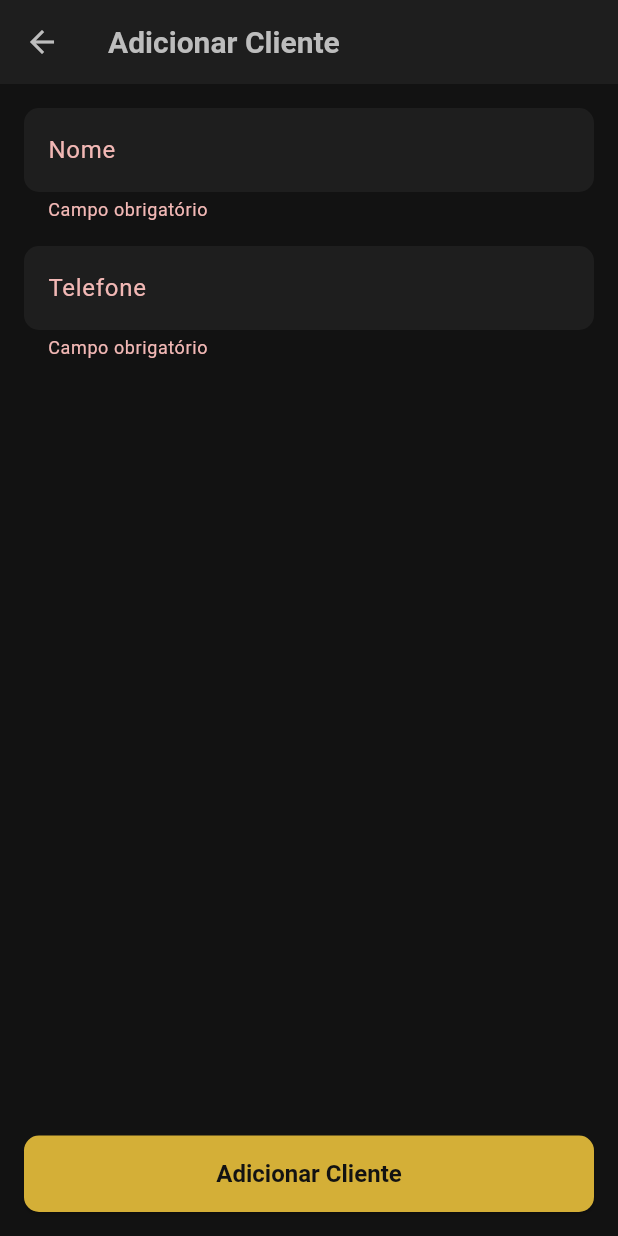
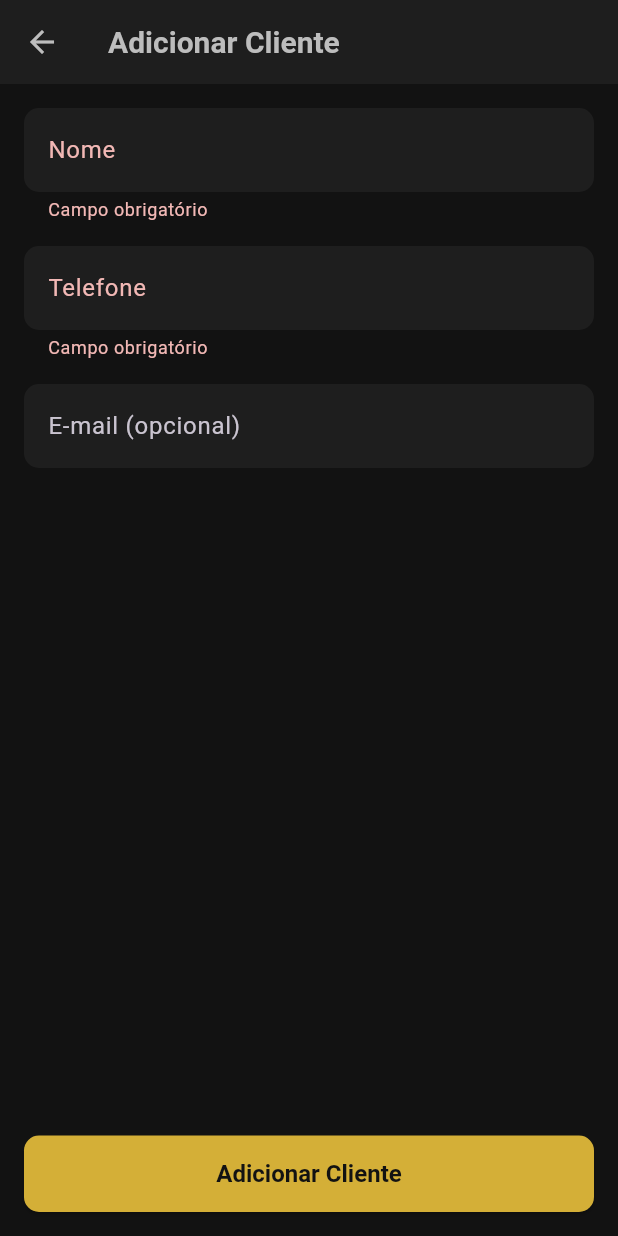
Before and after one commit to DiegoRodrigues1988/Estoque_Sal-o_de_Cabelo, a Flutter app: the AddEditClientePage screen opened directly, after a tap on "Adicionar Cliente", on a phone screen of 412 x 824 dp. Run offline on Flutter 3.47's test engine with Material 3 defaults, Android fonts, the phone set to English and light mode, and no system bars; our stand-ins replace hive, hive_flutter, table_calendar; accounts and stored records are empty.

Commit message:
tudo ok 01

```diff
--- a/lib/models/agendamento_model.dart
+++ b/lib/models/agendamento_model.dart
@@ -2,24 +2,29 @@ import 'package:hive/hive.dart';
 
 part 'agendamento_model.g.dart';
 
-@HiveType(typeId: 3) // Novo typeId, precisa ser único
+@HiveType(typeId: 3)
 class Agendamento extends HiveObject {
   @HiveField(0)
   String id;
 
   @HiveField(1)
-  String clienteId; // Para saber a qual cliente pertence
+  String clienteId;
 
   @HiveField(2)
   String clienteNome;
 
   @HiveField(3)
-  DateTime data; // Data e hora do agendamento
+  DateTime data;
+
+  // NOVO CAMPO DE STATUS
+  @HiveField(4)
+  String status; // 'agendado', 'concluido', 'cancelado'
 
   Agendamento({
     required this.id,
     required this.clienteId,
     required this.clienteNome,
     required this.data,
+    required this.status,
   });
 }
--- a/lib/models/cliente_model.dart
+++ b/lib/models/cliente_model.dart
@@ -13,13 +13,14 @@ class Cliente extends HiveObject {
   @HiveField(2)
   String telefone;
 
+  // NOVO CAMPO DE EMAIL
   @HiveField(3)
-  DateTime ultimaVisita;
+  String? email; // '?' significa que o email é opcional
 
   Cliente({
     required this.id,
     required this.nome,
     required this.telefone,
-    required this.ultimaVisita,
+    this.email, // Adicionado ao construtor
   });
 }
--- a/lib/ui/pages/add_edit_cliente_page.dart
+++ b/lib/ui/pages/add_edit_cliente_page.dart
@@ -2,7 +2,6 @@ import 'package:flutter/material.dart';
 import 'package:provider/provider.dart';
 import 'package:estoque_salao_de_cabelo/models/cliente_model.dart';
 import 'package:estoque_salao_de_cabelo/providers/cliente_provider.dart';
-import 'package:estoque_salao_de_cabelo/providers/agendamento_provider.dart';
 
 class AddEditClientePage extends StatefulWidget {
   final Cliente? cliente;
@@ -16,6 +15,7 @@ class _AddEditClientePageState extends State<AddEditClientePage> {
   final _formKey = GlobalKey<FormState>();
   late TextEditingController _nomeController;
   late TextEditingController _telefoneController;
+  late TextEditingController _emailController;
   bool get _isEditing => widget.cliente != null;
 
   @override
@@ -24,23 +24,28 @@ class _AddEditClientePageState extends State<AddEditClientePage> {
     _nomeController = TextEditingController(text: widget.cliente?.nome ?? '');
     _telefoneController =
         TextEditingController(text: widget.cliente?.telefone ?? '');
+    _emailController = TextEditingController(text: widget.cliente?.email ?? '');
   }
 
   @override
   void dispose() {
     _nomeController.dispose();
     _telefoneController.dispose();
+    _emailController.dispose();
     super.dispose();
   }
 
   void _saveForm() {
     if (_formKey.currentState!.validate()) {
       final provider = Provider.of<ClienteProvider>(context, listen: false);
+      final email =
+          _emailController.text.isEmpty ? null : _emailController.text;
       if (_isEditing) {
-        provider.updateCliente(
-            widget.cliente!, _nomeController.text, _telefoneController.text);
+        provider.updateCliente(widget.cliente!, _nomeController.text,
+            _telefoneController.text, email);
       } else {
-        provider.addCliente(_nomeController.text, _telefoneController.text);
+        provider.addCliente(
+            _nomeController.text, _telefoneController.text, email);
       }
       Navigator.pop(context);
     }
@@ -69,54 +74,6 @@ class _AddEditClientePageState extends State<AddEditClientePage> {
         ],
       ),
     );
-  }
-
-  void _confirmarVisita() {
-    Provider.of<ClienteProvider>(context, listen: false)
-        .registrarVisita(widget.cliente!);
-    ScaffoldMessenger.of(context).showSnackBar(const SnackBar(
-        content: Text('Visita registrada!'), backgroundColor: Colors.green));
-    Navigator.pop(context);
-  }
-
-  // --- Função para agendar ---
-  Future<void> _agendarHorario() async {
-    final dataSelecionada = await showDatePicker(
-      context: context,
-      initialDate: DateTime.now(),
-      firstDate: DateTime.now().subtract(
-          const Duration(days: 1)), // Permite agendar para ontem, se necessário
-      lastDate: DateTime.now().add(const Duration(days: 365)),
-    );
-
-    if (dataSelecionada == null || !mounted) return;
-
-    final horaSelecionada = await showTimePicker(
-      context: context,
-      initialTime: TimeOfDay.now(),
-    );
-
-    if (horaSelecionada == null) return;
-
-    final dataHoraFinal = DateTime(
-      dataSelecionada.year,
-      dataSelecionada.month,
-      dataSelecionada.day,
-      horaSelecionada.hour,
-      horaSelecionada.minute,
-    );
-
-    final provider = Provider.of<AgendamentoProvider>(context, listen: false);
-    await provider.addAgendamento(widget.cliente!, dataHoraFinal);
-
-    if (mounted) {
-      ScaffoldMessenger.of(context).showSnackBar(
-        const SnackBar(
-            content: Text('Cliente agendado com sucesso!'),
-            backgroundColor: Colors.green),
-      );
-      Navigator.pop(context);
-    }
   }
 
   @override
@@ -155,39 +112,18 @@ class _AddEditClientePageState extends State<AddEditClientePage> {
                     ? 'Campo obrigatório'
                     : null,
               ),
-              const Spacer(), // Empurra os botões para baixo
-
-              // --- BOTÕES QUE SÓ APARECEM AO EDITAR ---
-              if (_isEditing) ...[
-                ElevatedButton.icon(
-                  onPressed: _agendarHorario,
-                  icon: const Icon(Icons.calendar_month),
-                  label: const Text('Agendar Horário Futuro'),
-                  style: ElevatedButton.styleFrom(
-                      backgroundColor: Theme.of(context).primaryColor),
-                ),
-                const SizedBox(height: 12),
-                OutlinedButton.icon(
-                  onPressed: _confirmarVisita,
-                  icon: const Icon(Icons.check),
-                  label: const Text('Confirmar Visita de Hoje'),
-                  style: OutlinedButton.styleFrom(
-                      foregroundColor: Colors.green,
-                      side: const BorderSide(color: Colors.green),
-                      padding: const EdgeInsets.symmetric(vertical: 16)),
-                ),
-                const SizedBox(height: 12),
-              ],
-
+              const SizedBox(height: 16),
+              TextFormField(
+                controller: _emailController,
+                decoration:
+                    const InputDecoration(labelText: 'E-mail (opcional)'),
+                keyboardType: TextInputType.emailAddress,
+              ),
+              const Spacer(),
               ElevatedButton(
                 onPressed: _saveForm,
                 child: Text(
                     _isEditing ? 'Salvar Alterações' : 'Adicionar Cliente'),
-                style: ElevatedButton.styleFrom(
-                  // Muda o estilo do botão principal para não competir com o de agendar
-                  backgroundColor:
-                      _isEditing ? null : Theme.of(context).primaryColor,
-                ),
               ),
             ],
           ),
```
Also changed, not shown: lib/providers/agendamento_provider.dart (+16 -2 lines), lib/providers/cliente_provider.dart (+4 -10 lines), lib/ui/pages/agenda_page.dart (+169 -93 lines), lib/ui/pages/clientes_page.dart (+52 -18 lines), lib/models/agendamento_model.g.dart, lib/models/cliente_model.g.dart.
